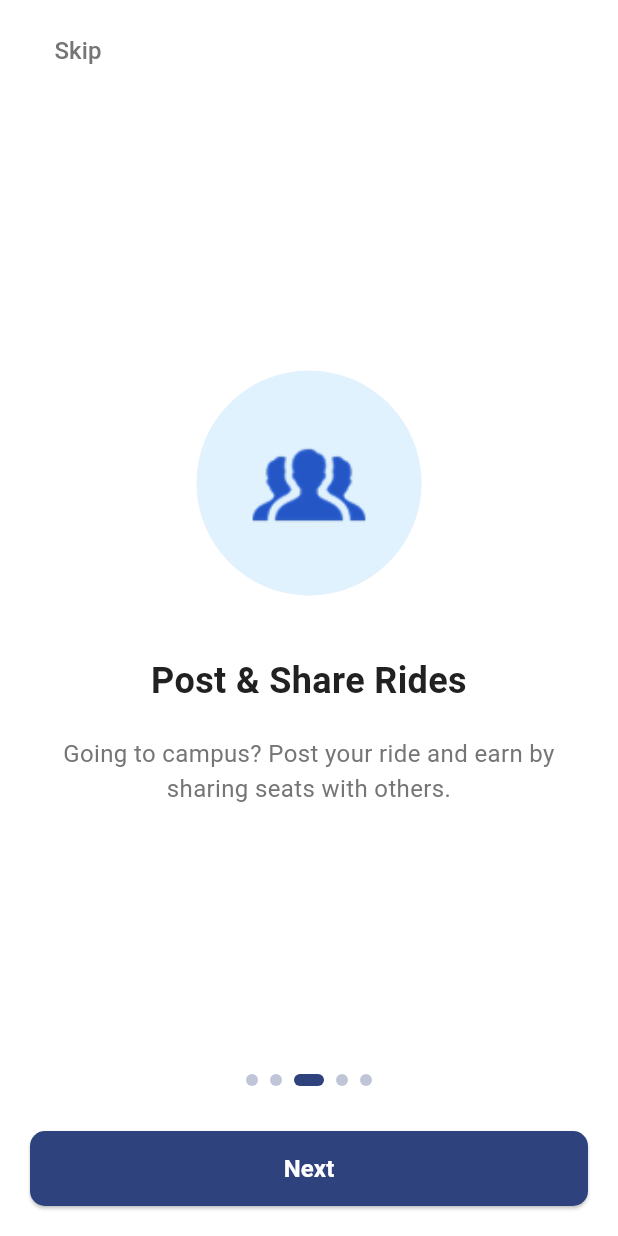
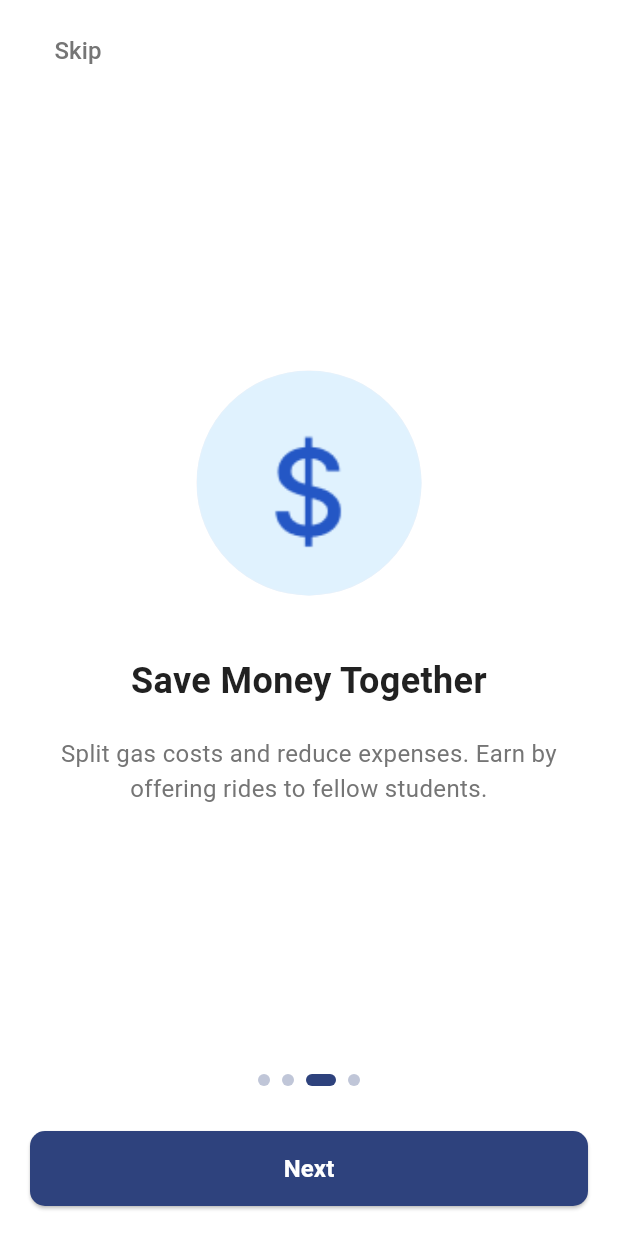
Before and after one commit to Asad-Farooq4421/comsastscarpool, a Flutter app: the screen it shows after launch, swiped to page 3, on a phone screen of 412 x 824 dp. Run offline on Flutter 3.47's test engine with Material 3 defaults, Android fonts, the phone set to English and light mode, and no system bars.

Commit message:
design and navigation

```diff
--- a/lib/screens/auth/email_verification_screen.dart
+++ b/lib/screens/auth/email_verification_screen.dart
@@ -74,7 +74,7 @@ class _EmailVerificationScreenState extends State<EmailVerificationScreen> {
 
       // Navigate to profile setup
       Future.delayed(const Duration(seconds: 1), () {
-        Navigator.pushReplacementNamed(context, AppRoutes.profile);  // ← Already has this
+        Navigator.pushReplacementNamed(context, AppRoutes.main);  // ← Already has this
       });
     });
   }
--- a/lib/screens/auth/onboarding_screen.dart
+++ b/lib/screens/auth/onboarding_screen.dart
@@ -18,13 +18,13 @@ class _OnboardingScreenState extends State<OnboardingScreen> {
   Timer? _timer;
 
   final List<OnboardingItem> _onboardingData = [
-    OnboardingItem(
-      imagePath: 'assets/icons/logo.png',
-      title: 'Campus Carpool',
-      description: 'Ride Together, Save Together',
-      color: AppColors.primaryLight,
-      backgroundColor: Colors.white,  // Changed to white
-    ),
+    // OnboardingItem(
+    //   imagePath: 'assets/icons/logo.png',
+    //   title: 'Campus Carpool',
+    //   description: 'Ride Together, Save Together',
+    //   color: AppColors.primaryLight,
+    //   backgroundColor: Colors.white,  // Changed to white
+    // ),
     OnboardingItem(
       imagePath: 'assets/icons/car2.png',
       title: 'Find Rides Easily',
--- a/lib/screens/auth/signup_screen.dart
+++ b/lib/screens/auth/signup_screen.dart
@@ -121,7 +121,7 @@ class _SignupScreenState extends State<SignupScreen> {
           _confirmPasswordController.clear();
 
           Future.delayed(const Duration(seconds: 1), () {
-            Navigator.pushReplacementNamed(context, AppRoutes.main);
+            Navigator.pushReplacementNamed(context, AppRoutes.emailVerification);
           });
         }
       });
--- a/lib/screens/profile/profile_screen.dart
+++ b/lib/screens/profile/profile_screen.dart
@@ -644,7 +644,7 @@ class _ProfileScreenState extends State<ProfileScreen> {
                             child: CustomButton(
                               text: 'Cancel',
                               onPressed: _toggleEdit,
-                              isOutlined: true,
+                              backgroundColor: AppColors.primary,
                             ),
                           ),
                           const SizedBox(width: 16),
@@ -662,7 +662,7 @@ class _ProfileScreenState extends State<ProfileScreen> {
                       onPressed: () {
                         Navigator.pushNamed(context, AppRoutes.settings);
                       },
-                      isOutlined: true,
+                      backgroundColor: AppColors.primary,
                     ),
                     const SizedBox(height: 12),
                     CustomButton(
```
